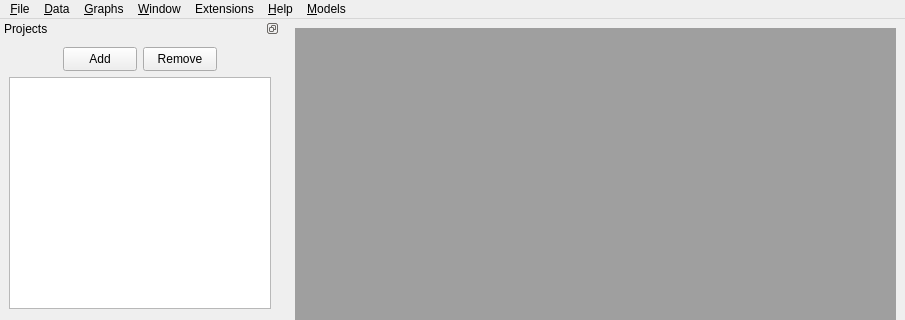
gmrandazzo/QStudioMetrics, file src/MainWindow.ui: the form before one commit; both pictures show x 0 to 905 and y 0 to 320 of the 905 by 694 pixel window.
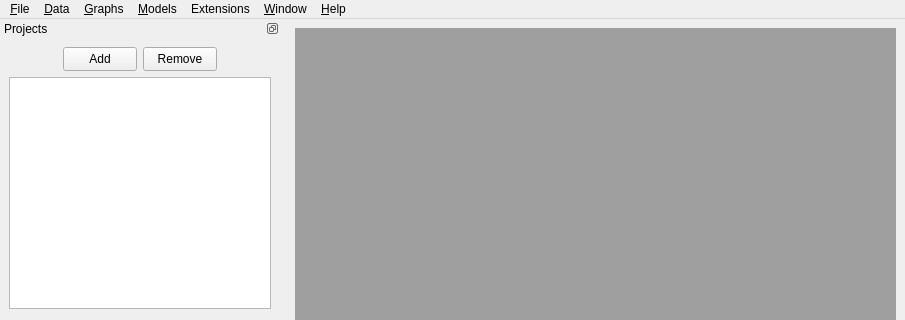
The form after the commit. Icons and pictures are not drawn.

Commit message: Fixed save project crash

The edit to the form file:
```diff
--- a/src/MainWindow.ui
+++ b/src/MainWindow.ui
@@ -365,10 +365,10 @@
    <addaction name="menuFile"/>
    <addaction name="menuData"/>
    <addaction name="menuGraphs"/>
-   <addaction name="menuWindow"/>
+   <addaction name="menuModels"/>
    <addaction name="menuExtensions"/>
+   <addaction name="menuWindow"/>
    <addaction name="menuHelp"/>
-   <addaction name="menuModels"/>
   </widget>
   <widget class="QStatusBar" name="statusbar"/>
   <widget class="QDockWidget" name="dockWidget">
```
The commit also changes 2 other files.
